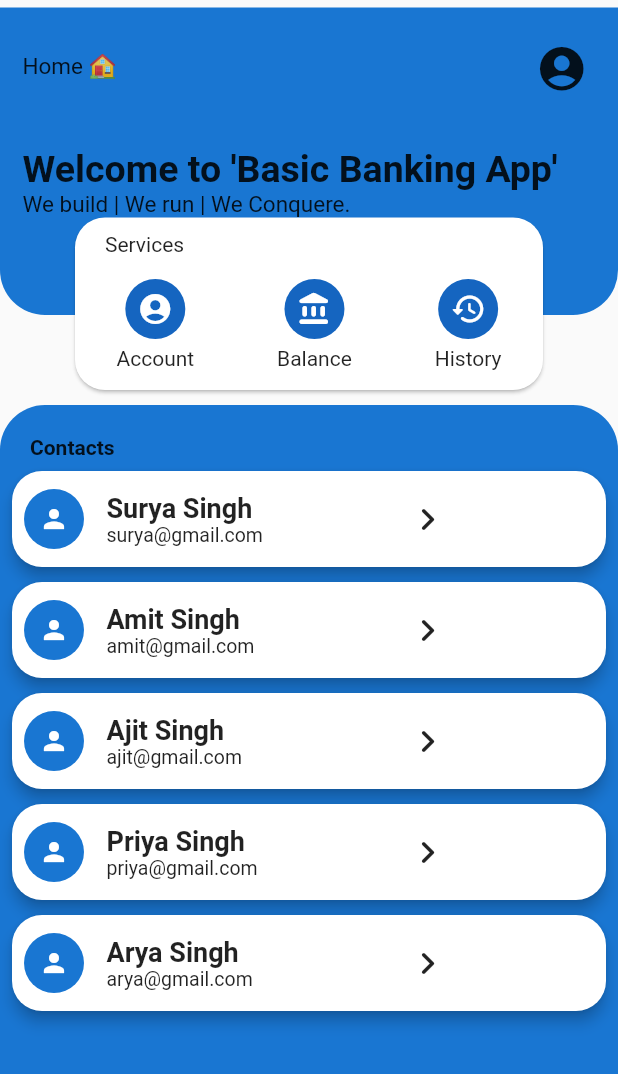
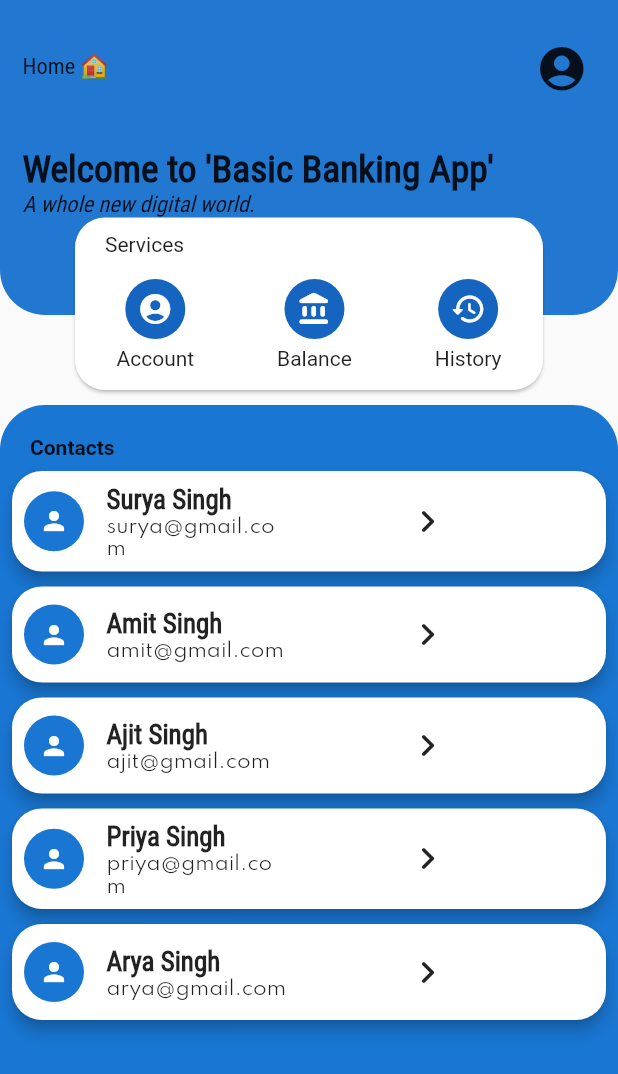
Before and after one commit to suvakanta1808/basic_banking_app, a Flutter app: the screen it shows after launch, on a phone screen of 412 x 824 dp. Shown: the top 1074 px of the screen. Run offline on Flutter 3.47's test engine with Material 2 defaults, Android fonts, the phone set to English and light mode, and no system bars; our stand-ins replace shared_preferences, sqflite; accounts and stored records are empty.

Commit message:
applied new fonts and some changes in UI

```diff
--- a/lib/screens/home_screen.dart
+++ b/lib/screens/home_screen.dart
@@ -25,9 +25,6 @@ class _HomeScreenState extends State<HomeScreen> {
             height: MediaQuery.of(context).size.height,
             child: Column(
               children: [
-                SizedBox(
-                  height: 5,
-                ),
                 WelcomePanel(),
                 SizedBox(
                   height: 60,
--- a/lib/widgets/service_panel.dart
+++ b/lib/widgets/service_panel.dart
@@ -46,7 +46,9 @@ class ServicePanel extends StatelessWidget {
                     SizedBox(
                       height: 5,
                     ),
-                    Text('Account'),
+                    Text(
+                      'Account',
+                    ),
                   ],
                 ),
                 Column(
--- a/lib/widgets/user_item.dart
+++ b/lib/widgets/user_item.dart
@@ -50,6 +50,7 @@ class UserItem extends StatelessWidget {
                     style: TextStyle(
                       fontSize: 18,
                       fontWeight: FontWeight.w700,
+                      fontFamily: 'Roboto Condensed',
                     ),
                   ),
                 ),
@@ -59,6 +60,7 @@ class UserItem extends StatelessWidget {
                     email,
                     style: TextStyle(
                       fontSize: 13,
+                      fontFamily: 'Spartan',
                     ),
                   ),
                 ),
--- a/lib/widgets/welcome_panel.dart
+++ b/lib/widgets/welcome_panel.dart
@@ -9,19 +9,25 @@ class WelcomePanel extends StatelessWidget {
           bottomLeft: Radius.circular(30),
           bottomRight: Radius.circular(30),
         ),
-        color: Colors.blue.shade700,
+        color: Color.lerp(Colors.blue.shade400, Colors.blue.shade800, 0.7),
       ),
       child: Padding(
         padding: const EdgeInsets.all(15.0),
         child: Column(
           crossAxisAlignment: CrossAxisAlignment.start,
           children: <Widget>[
+            SizedBox(
+              height: 5,
+            ),
             Row(
               mainAxisAlignment: MainAxisAlignment.spaceBetween,
               children: <Widget>[
                 Text(
                   'Home 🏠',
-                  style: TextStyle(fontSize: 15),
+                  style: TextStyle(
+                    fontSize: 15,
+                    fontFamily: 'Roboto Condensed',
+                  ),
                 ),
                 IconButton(
                   onPressed: () {},
@@ -37,11 +43,19 @@ class WelcomePanel extends StatelessWidget {
             ),
             Text(
               'Welcome to \'Basic Banking App\'',
-              style: TextStyle(fontSize: 25, fontWeight: FontWeight.bold),
+              style: TextStyle(
+                fontSize: 25,
+                fontWeight: FontWeight.bold,
+                fontFamily: 'Roboto Condensed',
+              ),
             ),
             Text(
-              'We build | We run | We Conquere.',
-              style: TextStyle(fontSize: 15),
+              'A whole new digital world.',
+              style: TextStyle(
+                fontSize: 15,
+                fontFamily: 'Roboto Condensed',
+                fontStyle: FontStyle.italic,
+              ),
             ),
             SizedBox(
               height: 50,
```
Also changed, not shown: lib/screens/transaction_result_screen.dart (+6 -1 lines), lib/screens/trasaction_history_screen.dart (+58 -19 lines), lib/screens/user_selection_screen.dart (+13 -7 lines), lib/widgets/transaction_history_item.dart (added, +68 -0 lines), pubspec.yaml (+8 -9 lines), assets/fonts/RobotoCondensed-Regular.ttf (added), assets/fonts/Spartan-Black.ttf (added), assets/fonts/Spartan-Bold.ttf (added), assets/fonts/Spartan-ExtraBold.ttf (added), assets/fonts/Spartan-ExtraLight.ttf (added), assets/fonts/Spartan-Light.ttf (added), assets/fonts/Spartan-Medium.ttf (added), assets/fonts/Spartan-Regular.ttf (added), assets/fonts/Spartan-SemiBold.ttf (added), 1 more files.
